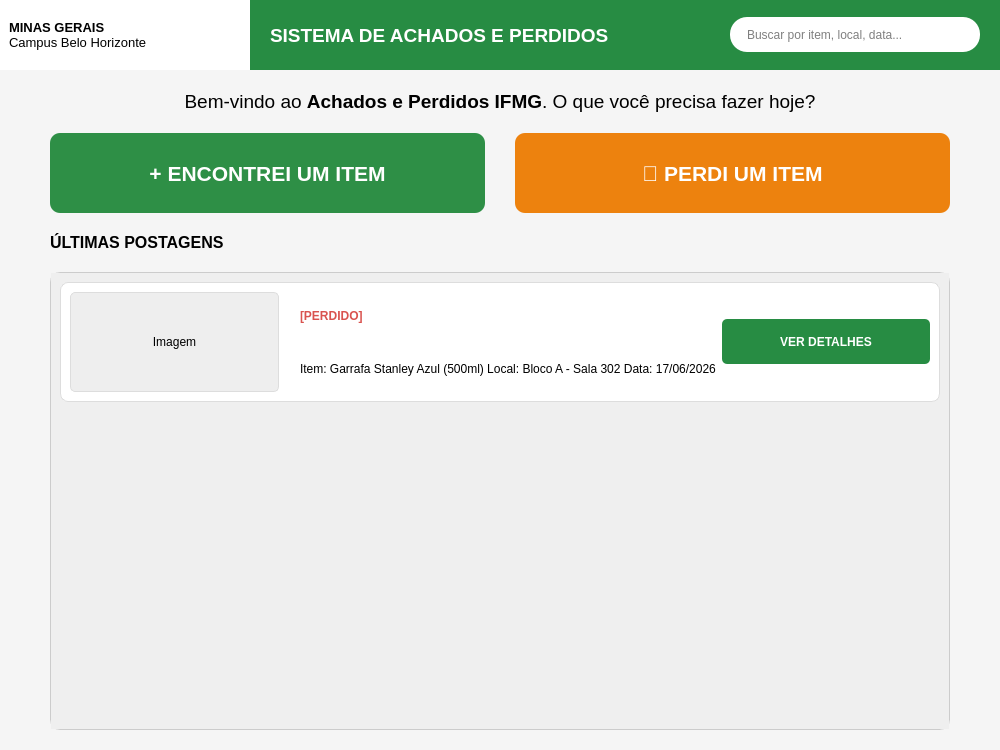
Before: the Qt Designer form views/ui/DesignIfEncontra.ui in iasmin-santos/Trabalho_Interdisciplinar_POO, drawn with Qt 5.
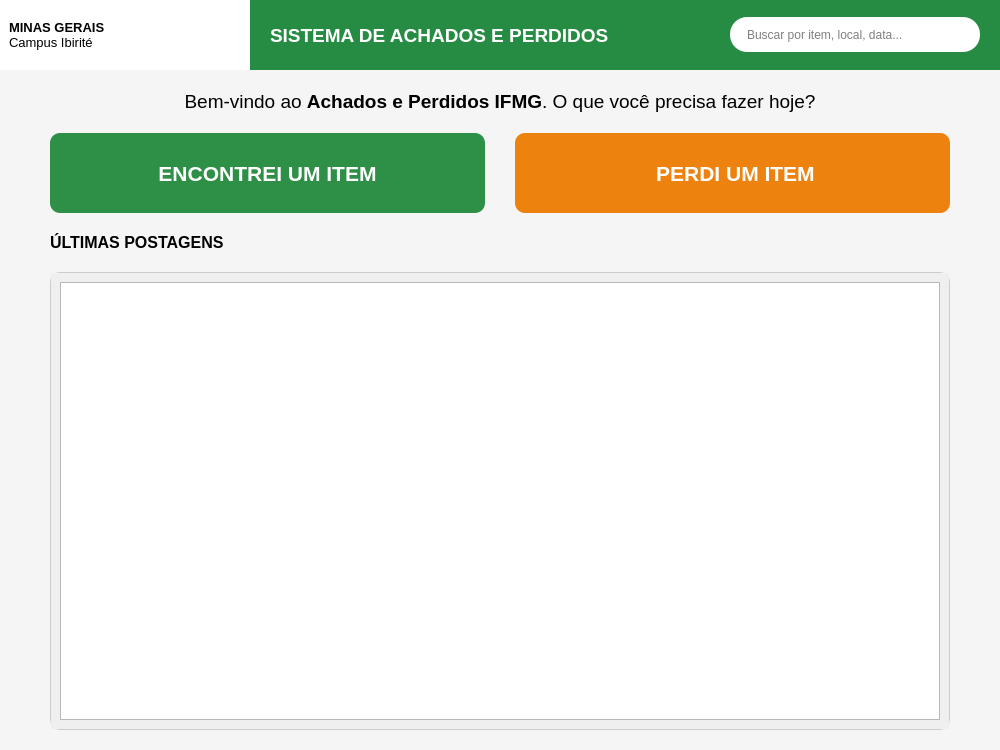
After: the same form once the commit is applied.

```diff
--- a/views/ui/DesignIfEncontra.ui
+++ b/views/ui/DesignIfEncontra.ui
@@ -81,7 +81,7 @@
              </font>
             </property>
             <property name="text">
-             <string>&lt;b&gt;MINAS GERAIS&lt;/b&gt;&lt;br&gt;Campus Belo Horizonte</string>
+             <string>&lt;html&gt;&lt;head/&gt;&lt;body&gt;&lt;p&gt;&lt;span style=&quot; font-weight:700;&quot;&gt;MINAS GERAIS&lt;/span&gt;&lt;br/&gt;Campus Ibirité&lt;/p&gt;&lt;/body&gt;&lt;/html&gt;</string>
             </property>
            </widget>
           </item>
@@ -177,7 +177,6 @@
          <font>
           <family>Arial</family>
           <pointsize>16</pointsize>
-          <weight>75</weight>
           <bold>true</bold>
          </font>
         </property>
@@ -190,7 +189,7 @@
 QPushButton:hover { background-color: #257a3b; }</string>
         </property>
         <property name="text">
-         <string>+ ENCONTREI UM ITEM</string>
+         <string>ENCONTREI UM ITEM</string>
         </property>
        </widget>
       </item>
@@ -206,7 +205,6 @@
          <font>
           <family>Arial</family>
           <pointsize>16</pointsize>
-          <weight>75</weight>
           <bold>true</bold>
          </font>
         </property>
@@ -219,7 +217,7 @@
 QPushButton:hover { background-color: #d1720c; }</string>
         </property>
         <property name="text">
-         <string>📢 PERDI UM ITEM</string>
+         <string> PERDI UM ITEM</string>
         </property>
        </widget>
       </item>
@@ -262,7 +260,7 @@
            <x>0</x>
            <y>0</y>
            <width>898</width>
-           <height>400</height>
+           <height>470</height>
           </rect>
          </property>
          <layout class="QVBoxLayout" name="verticalLayout_cards">
@@ -270,113 +268,7 @@
            <number>15</number>
           </property>
           <item>
-           <widget class="QFrame" name="frame_card1">
-            <property name="minimumSize">
-             <size>
-              <width>0</width>
-              <height>120</height>
-             </size>
-            </property>
-            <property name="styleSheet">
-             <string>QFrame { background-color: white; border: 1px solid #ddd; border-radius: 8px; }</string>
-            </property>
-            <layout class="QHBoxLayout" name="horizontalLayout_card1">
-             <item>
-              <widget class="QLabel" name="img_placeholder1">
-               <property name="minimumSize">
-                <size>
-                 <width>100</width>
-                 <height>100</height>
-                </size>
-               </property>
-               <property name="styleSheet">
-                <string>background-color: #eee; border-radius: 5px;</string>
-               </property>
-               <property name="text">
-                <string>Imagem</string>
-               </property>
-               <property name="alignment">
-                <set>Qt::AlignCenter</set>
-               </property>
-              </widget>
-             </item>
-             <item>
-              <layout class="QVBoxLayout" name="verticalLayout_detalhes1">
-               <property name="leftMargin">
-                <number>15</number>
-               </property>
-               <item>
-                <widget class="QLabel" name="label_status1">
-                 <property name="font">
-                  <font>
-                   <family>Arial</family>
-                   <weight>75</weight>
-                   <bold>true</bold>
-                  </font>
-                 </property>
-                 <property name="styleSheet">
-                  <string>color: #d9534f; border: none;</string>
-                 </property>
-                 <property name="text">
-                  <string>[PERDIDO]</string>
-                 </property>
-                </widget>
-               </item>
-               <item>
-                <widget class="QLabel" name="label_info1">
-                 <property name="font">
-                  <font>
-                   <family>Arial</family>
-                  </font>
-                 </property>
-                 <property name="styleSheet">
-                  <string>border: none;</string>
-                 </property>
-                 <property name="text">
-                  <string>&lt;b&gt;Item:&lt;/b&gt; Garrafa Stanley Azul (500ml)&lt;br&gt;&lt;b&gt;Local:&lt;/b&gt; Bloco A - Sala 302&lt;br&gt;&lt;b&gt;Data:&lt;/b&gt; 17/06/2026</string>
-                 </property>
-                </widget>
-               </item>
-              </layout>
-             </item>
-             <item>
-              <widget class="QPushButton" name="btn_detalhes1">
-               <property name="minimumSize">
-                <size>
-                 <width>150</width>
-                 <height>45</height>
-                </size>
-               </property>
-               <property name="font">
-                <font>
-                 <family>Arial</family>
-                 <weight>75</weight>
-                 <bold>true</bold>
-                </font>
-               </property>
-               <property name="styleSheet">
-                <string>QPushButton { background-color: #278c43; color: white; border-radius: 5px; }</string>
-               </property>
-               <property name="text">
-                <string>VER DETALHES</string>
-               </property>
-              </widget>
-             </item>
-            </layout>
-           </widget>
-          </item>
-          <item>
-           <spacer name="verticalSpacer">
-            <property name="orientation">
-             <enum>Qt::Vertical</enum>
-            </property>
-            <property name="sizeHint" stdset="0">
-             <size>
-              <width>20</width>
-              <height>40</height>
-             </size>
-            </property>
-           </spacer>
+           <widget class="QListWidget" name="listWidget_itens"/>
           </item>
          </layout>
         </widget>
```
Left out of the diff: 6 changed lines with no effect on the pictures.
